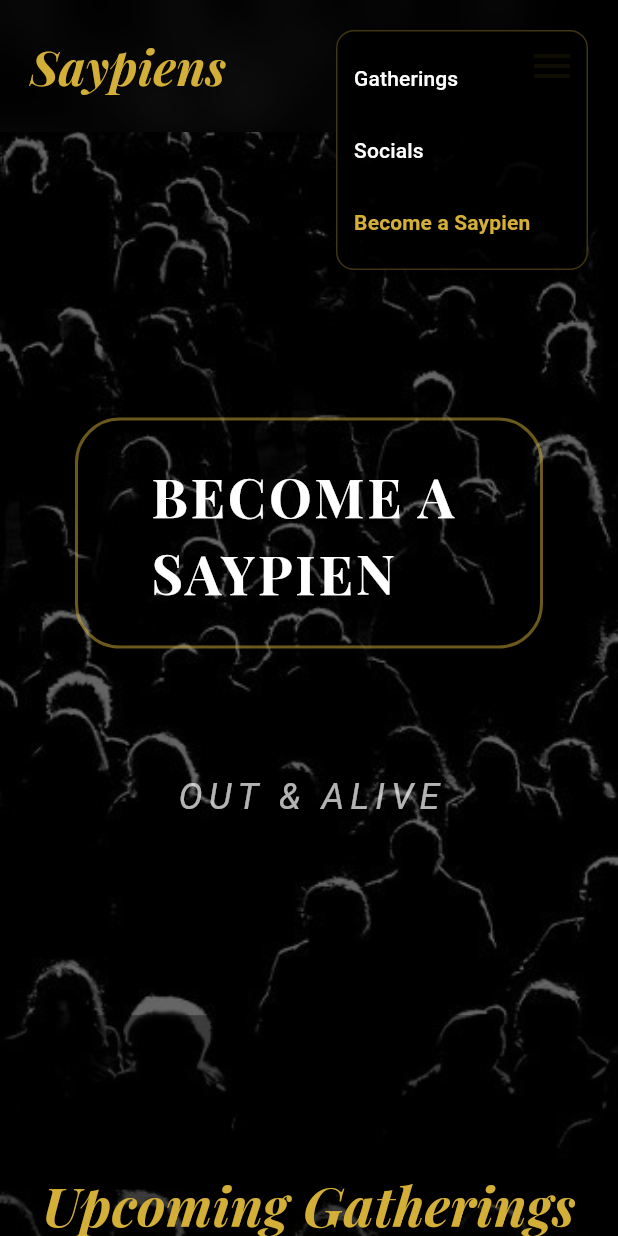
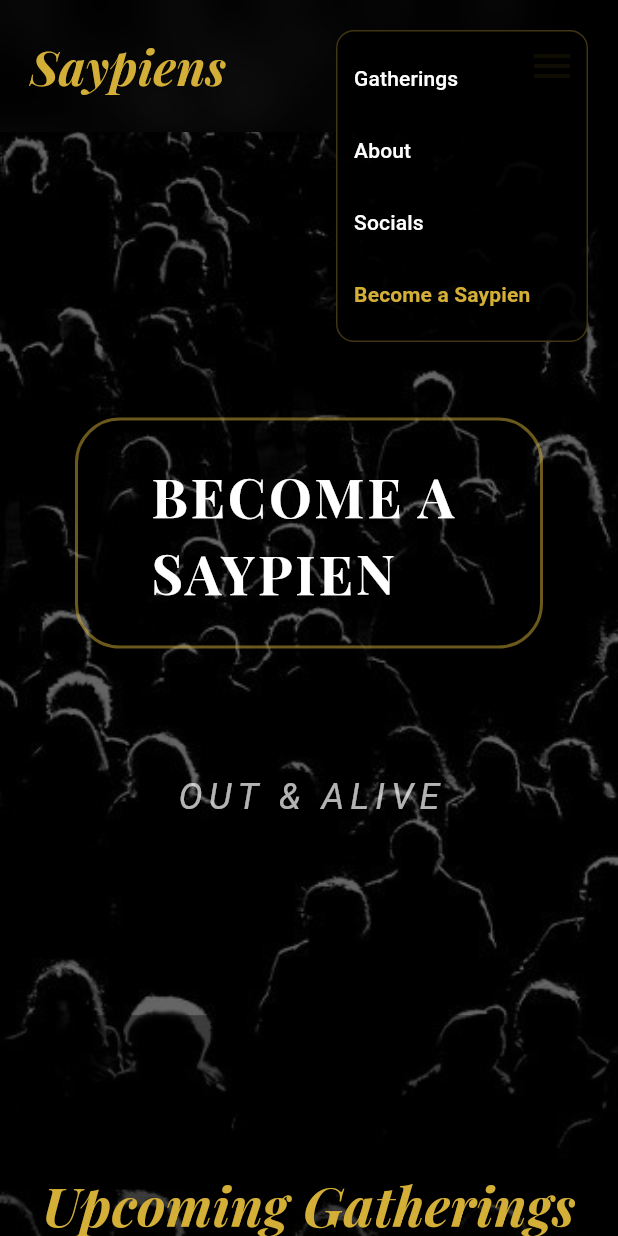
Before and after one commit to Devsonar19/Saypiens, a Flutter app: the screen it shows after launch, after a tap on the "menu" icon, on a phone screen of 412 x 824 dp. Run offline on Flutter 3.47's test engine with Material 3 defaults, Android fonts, the phone set to English and light mode, and no system bars; our stand-ins replace cloud_firestore, equatable, firebase_core, flutter_bloc, font_awesome_flutter, google_fonts; accounts and stored records are empty; statements that could not run were skipped.

Commit message:
new about us section

```diff
--- a/lib/features/home/presentation/pages/home_page.dart
+++ b/lib/features/home/presentation/pages/home_page.dart
@@ -1,4 +1,5 @@
 import 'package:flutter/material.dart';
+import 'package:saypiens/features/home/presentation/widgets/about_us.dart';
 import '../widgets/gathering_section.dart';
 import '../widgets/hero_main_section.dart';
 import '../widgets/top_nav_bar.dart';
@@ -12,6 +13,7 @@ class HomePage extends StatelessWidget {
   // Keys for smooth scrolling
   final GlobalKey _gatheringsKey = GlobalKey();
   final GlobalKey _socialsKey = GlobalKey();
+  final GlobalKey _aboutKey = GlobalKey();
 
   void _scrollTo(GlobalKey key) {
     final context = key.currentContext;
@@ -34,10 +36,12 @@ class HomePage extends StatelessWidget {
             TopNavBar(
               onGatheringsTap: () => _scrollTo(_gatheringsKey),
               onSocialsTap: () => _scrollTo(_socialsKey),
+              onAboutTap: () => _scrollTo(_aboutKey),
             ),
             const HeroSection(),
             GatheringsSection(key: _gatheringsKey),
             SocialsSection(key: _socialsKey),
+            StorySection(key: _aboutKey),
             const SizedBox(height: 100), // Bottom padding
           ],
         ),
--- /dev/null
+++ b/lib/features/home/presentation/widgets/about_us.dart
@@ -0,0 +1,98 @@
+import 'package:flutter/material.dart';
+import 'package:google_fonts/google_fonts.dart';
+import '../../../../theme/app_color.dart';
+
+class StorySection extends StatelessWidget {
+  const StorySection({super.key});
+
+  @override
+  Widget build(BuildContext context) {
+    return Container(
+      width: double.infinity,
+      padding: const EdgeInsets.symmetric(vertical: 100, horizontal: 20),
+      color: Colors.black.withOpacity(0.8), // Darker overlay for contrast
+      child: Column(
+        children: [
+          // Section Title
+          Text(
+            'About Us',
+            style: GoogleFonts.playfairDisplay(
+              color: AppColors.golden,
+              fontSize: 36,
+              fontWeight: FontWeight.bold,
+              fontStyle: FontStyle.italic,
+            ),
+          ),
+          const SizedBox(height: 16),
+
+          // The Headline/Subtitle
+          Text(
+            'A team that believes in offline connection, rather than online presence.',
+            textAlign: TextAlign.center,
+            style: TextStyle(
+              color: AppColors.golden.withOpacity(0.8),
+              fontSize: 20,
+              fontWeight: FontWeight.w600,
+              letterSpacing: 1.1,
+            ),
+          ),
+          const SizedBox(height: 48),
+
+          // The Content Container
+          Container(
+            constraints: const BoxConstraints(maxWidth: 800),
+            child: Column(
+              children: [
+                Text(
+                  "We noticed something: real friendships don't happen in feeds. They happen when you show up. When you listen without distraction. When you're actually present with the people in front of you. So we built this community around that simple idea.",
+                  textAlign: TextAlign.center,
+                  style: TextStyle(
+                    color: AppColors.textPrimary.withOpacity(0.9),
+                    fontSize: 18,
+                    height: 1.6,
+                  ),
+                ),
+                const SizedBox(height: 24),
+                Text(
+                  "We host regular gatherings where genuine connection is the only agenda. No performance. No algorithm. Just humans choosing each other, consistently.",
+                  textAlign: TextAlign.center,
+                  style: TextStyle(
+                    color: AppColors.textPrimary.withOpacity(0.9),
+                    fontSize: 18,
+                    height: 1.6,
+                  ),
+                ),
+                const SizedBox(height: 64),
+
+                // The Golden Blockquote
+                Container(
+                  padding: const EdgeInsets.all(40),
+                  decoration: BoxDecoration(
+                    color: AppColors.golden.withOpacity(0.05),
+                    borderRadius: BorderRadius.circular(16),
+                    border: Border.all(color: AppColors.golden.withOpacity(0.3)),
+                  ),
+                  child: Column(
+                    children: [
+                      Icon(Icons.format_quote_rounded, color: AppColors.golden.withOpacity(0.5), size: 48),
+                      const SizedBox(height: 16),
+                      Text(
+                        '"We were bestowed upon the past, but we are accountable for the future"',
+                        textAlign: TextAlign.center,
+                        style: GoogleFonts.lora(
+                          color: AppColors.golden,
+                          fontSize: 28,
+                          fontStyle: FontStyle.italic,
+                        ),
+                      ),
+                    ],
+                  ),
+                ),
+              ],
+            ),
+          ),
+        ],
+      ),
+    );
+  }
+}
--- a/lib/features/home/presentation/widgets/top_nav_bar.dart
+++ b/lib/features/home/presentation/widgets/top_nav_bar.dart
@@ -8,11 +8,13 @@ import 'join_dialog.dart';
 class TopNavBar extends StatelessWidget {
   final VoidCallback onGatheringsTap;
   final VoidCallback onSocialsTap;
+  final VoidCallback onAboutTap;
 
   const TopNavBar({
     super.key,
     required this.onGatheringsTap,
     required this.onSocialsTap,
+    required this.onAboutTap,
   });
 
   @override
@@ -51,6 +53,11 @@ class TopNavBar extends StatelessWidget {
                     ),
                     const SizedBox(width: 20),
                     TextButton(
+                      onPressed: onAboutTap,
+                      child: const Text('About', style: TextStyle(color: AppColors.textPrimary)),
+                    ),
+                    const SizedBox(width: 20),
+                    TextButton(
                       onPressed: onSocialsTap,
                       child: const Text('Socials', style: TextStyle(color: AppColors.textPrimary)),
                     ),
@@ -75,6 +82,7 @@ class TopNavBar extends StatelessWidget {
                   ),
                   onSelected: (value) {
                     if (value == 'gatherings') onGatheringsTap();
+                    if (value == 'about') onAboutTap();
                     if (value == 'socials') onSocialsTap();
                     if (value == 'join') _showJoinDialog(context);
                   },
@@ -82,6 +90,10 @@ class TopNavBar extends StatelessWidget {
                     const PopupMenuItem(
                       value: 'gatherings',
                       child: Text('Gatherings', style: TextStyle(color: AppColors.textPrimary)),
+                    ),
+                    const PopupMenuItem(
+                      value: 'about',
+                      child: Text('About', style: TextStyle(color: AppColors.textPrimary)),
                     ),
                     const PopupMenuItem(
                       value: 'socials',
--- a/lib/main.dart
+++ b/lib/main.dart
@@ -7,6 +7,7 @@ import 'package:saypiens/features/home/presentation/widgets/gathering_section.da
 import 'package:saypiens/features/home/presentation/widgets/socials_section.dart';
 import 'package:saypiens/firebase_options.dart';
 import 'package:saypiens/theme/app_color.dart';
+import 'features/home/presentation/widgets/about_us.dart';
 import 'features/home/presentation/widgets/hero_main_section.dart';
 import 'features/home/presentation/widgets/top_nav_bar.dart';
 
@@ -53,6 +54,7 @@ class HomePage extends StatelessWidget {
 
   final GlobalKey _gatheringsKey = GlobalKey();
   final GlobalKey _socialsKey = GlobalKey();
+  final GlobalKey _aboutKey = GlobalKey();
 
   void _scrollTo(GlobalKey key) {
     final context = key.currentContext;
@@ -88,7 +90,8 @@ class HomePage extends StatelessWidget {
                 const SizedBox(height: 100), // Pushes content below the sticky navbar
                 const HeroSection(),
                 GatheringsSection(key: _gatheringsKey),
-                SocialsSection(key: _socialsKey),
+                SocialsSection(key: _socialsKey,),
+                StorySection(key: _aboutKey),
                 const SizedBox(height: 100),
               ],
             ),
@@ -102,6 +105,7 @@ class HomePage extends StatelessWidget {
             child: TopNavBar(
               onGatheringsTap: () => _scrollTo(_gatheringsKey),
               onSocialsTap: () => _scrollTo(_socialsKey),
+              onAboutTap: () => _scrollTo(_aboutKey),
             ),
           ),
         ],
```
